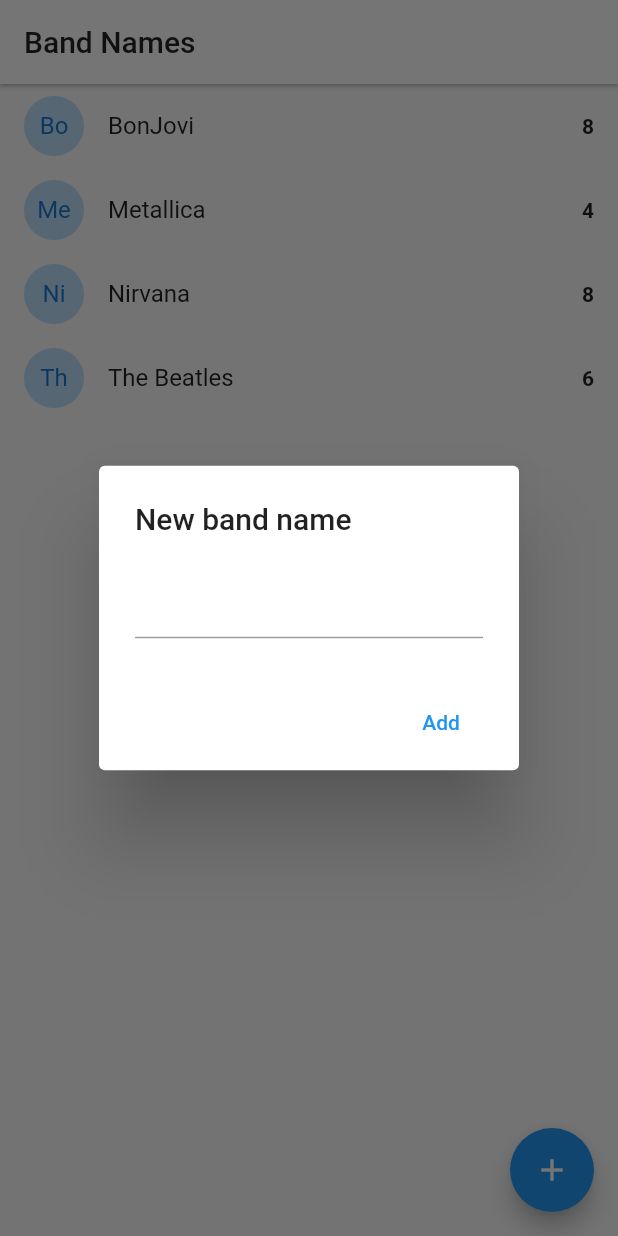
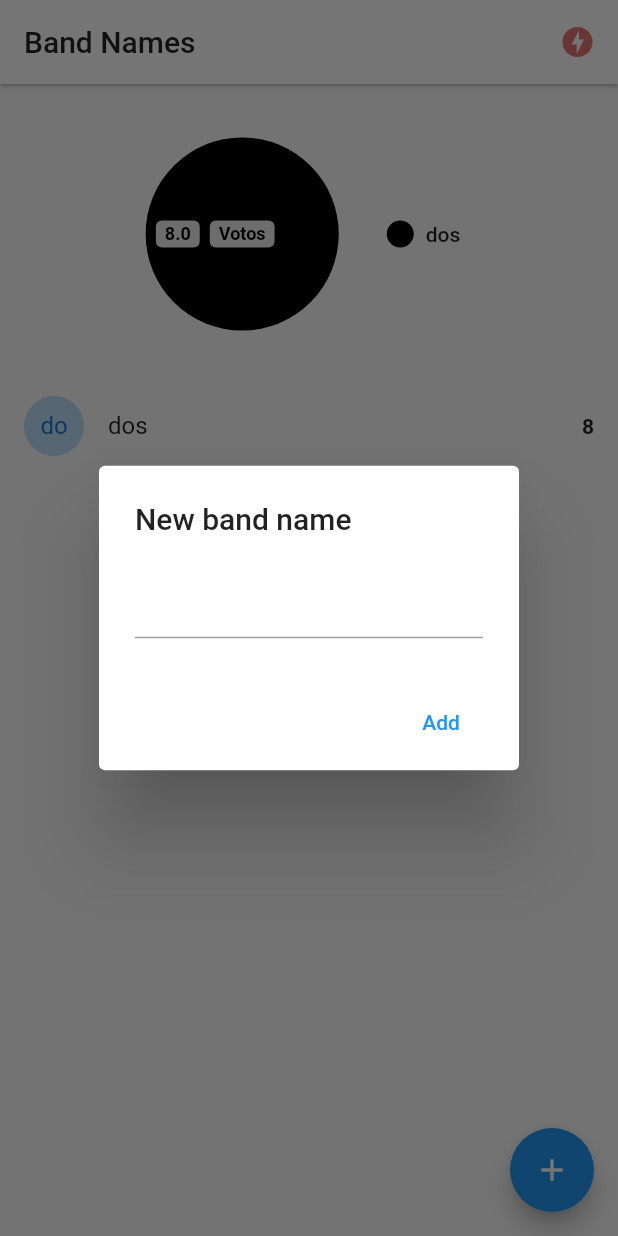
Before and after one commit to internick33/flutter-bandnames-socket, a Flutter app: the screen it shows after launch, after a tap on the "add" icon, on a phone screen of 412 x 824 dp. Run offline on Flutter 3.47's test engine with Material 2 defaults, Android fonts, the phone set to English and light mode, and no system bars; drawn by our look-alikes of pie_chart; our stand-ins replace socket_io_client; network calls fail.

Commit message:
App terminada

```diff
--- a/lib/main.dart
+++ b/lib/main.dart
@@ -1,3 +1,6 @@
+import 'package:band_names/pages/status.dart';
+import 'package:band_names/services/socket_service.dart';
+import 'package:provider/provider.dart';
 import 'package:flutter/material.dart';
 import 'package:band_names/pages/home.dart';
 
@@ -6,11 +9,17 @@ void main() => runApp(MyApp());
 class MyApp extends StatelessWidget {
   @override
   Widget build(BuildContext context) {
-    return MaterialApp(
-      debugShowCheckedModeBanner: false,
-      title: 'Material App',
-      initialRoute: 'home',
-      routes: {'home': (_) => HomePage()},
+    return MultiProvider(
+      providers: [ChangeNotifierProvider(create: (_) => SocketService())],
+      child: MaterialApp(
+        debugShowCheckedModeBanner: false,
+        title: 'Material App',
+        initialRoute: 'home',
+        routes: {
+          'home': (_) => HomePage(),
+          'status': (_) => StatusPage(),
+        },
+      ),
     );
   }
 }
--- a/lib/models/band.dart
+++ b/lib/models/band.dart
@@ -5,6 +5,8 @@ class Band {
 
   Band({required this.id, required this.name, required this.votes});
 
-  factory Band.fromMap(Map<String, dynamic> obj) =>
-      Band(id: obj['id'], name: obj['name'], votes: obj['votes']);
+  factory Band.fromMap(Map<String, dynamic> obj) => Band(
+      id: obj.containsKey('id') ? obj['id'] : 'no-id',
+      name: obj.containsKey('name') ? obj['name'] : 'no-name',
+      votes: obj.containsKey('votes') ? obj['votes'] : 0);
 }
--- a/lib/pages/home.dart
+++ b/lib/pages/home.dart
@@ -5,6 +5,10 @@ import 'dart:io';
 import 'package:band_names/models/band.dart';
 import 'package:flutter/cupertino.dart';
 import 'package:flutter/material.dart';
+import 'package:pie_chart/pie_chart.dart';
+import 'package:provider/provider.dart';
+
+import '../services/socket_service.dart';
 
 class HomePage extends StatefulWidget {
   @override
@@ -12,30 +16,60 @@ class HomePage extends StatefulWidget {
 }
 
 class _HomePageState extends State<HomePage> {
-  List<Band> bands = [
-    Band(id: '1', name: 'BonJovi', votes: 8),
-    Band(id: '2', name: 'Metallica', votes: 4),
-    Band(id: '3', name: 'Nirvana', votes: 8),
-    Band(id: '4', name: 'The Beatles', votes: 6)
-  ];
+  List<Band> bands = [Band(id: 'uno', name: 'dos', votes: 8)];
+
+  @override
+  void initState() {
+    final socketService = Provider.of<SocketService>(context, listen: false);
+    socketService.socket.on('active-bands', _handleActiveBands);
+    super.initState();
+  }
+
+  _handleActiveBands(dynamic payload) {
+    this.bands = (payload as List).map((band) => Band.fromMap(band)).toList();
+    setState(() {});
+  }
+
+  @override
+  void dispose() {
+    final socketService = Provider.of<SocketService>(context, listen: false);
+    socketService.socket.off('active-bands');
+    super.dispose();
+  }
 
   @override
   Widget build(BuildContext context) {
+    final socketService = Provider.of<SocketService>(context);
+
     return Scaffold(
         appBar: AppBar(
           title:
               const Text('Band Names', style: TextStyle(color: Colors.black87)),
           backgroundColor: Colors.white,
           elevation: 1,
+          actions: [
+            Container(
+                margin: EdgeInsets.only(right: 15),
+                child: (socketService.serverStatus == ServerStatus.Online)
+                    ? Icon(Icons.check_circle, color: Colors.blue[300])
+                    : Icon(Icons.offline_bolt, color: Colors.red[300]))
+          ],
         ),
-        body: ListView.builder(
-            itemCount: bands.length,
-            itemBuilder: (context, i) => _bandTile(bands[i])),
+        body: Column(children: [
+          _showGraph(),
+          Expanded(
+            child: ListView.builder(
+                itemCount: bands.length,
+                itemBuilder: (context, i) => _bandTile(bands[i])),
+          ),
+        ]),
         floatingActionButton: FloatingActionButton(
             onPressed: addNewBand, child: const Icon(Icons.add)));
   }
 
   Widget _bandTile(Band band) {
+    final socketService = Provider.of<SocketService>(context, listen: false);
+
     return Dismissible(
       key: Key(band.id),
       background: Container(
@@ -50,9 +84,7 @@ class _HomePageState extends State<HomePage> {
             )),
       ),
       direction: DismissDirection.startToEnd,
-      onDismissed: (direction) {
-        print('direction: $direction');
-      },
+      onDismissed: (_) => socketService.emit('delete-band', {'id': band.id}),
       child: ListTile(
         leading: CircleAvatar(
           backgroundColor: Colors.blue[100],
@@ -63,9 +95,7 @@ class _HomePageState extends State<HomePage> {
           '${band.votes}',
           style: const TextStyle(fontWeight: FontWeight.bold),
         ),
-        onTap: () {
-          print(band.name);
-        },
+        onTap: () => socketService.socket.emit('vote-band', {'id': band.id}),
       ),
     );
   }
@@ -116,12 +146,60 @@ class _HomePageState extends State<HomePage> {
   }
 
   void addBandToList(String name) {
-    print(name);
     if (name.length > 1) {
-      bands.add(new Band(id: DateTime.now().toString(), name: name, votes: 0));
-      setState(() {});
+      final socketService = Provider.of<SocketService>(context, listen: false);
+      socketService.emit('add-band', {'name': name});
     }
 
     Navigator.pop(context);
   }
+
+  Widget _showGraph() {
+    Map<String, double> dataMap = {};
+
+    final List<Color> colorList = [
+      Colors.black,
+      Colors.black12,
+      Colors.pink,
+      Colors.red,
+      Colors.blue
+    ];
+
+    bands.forEach((band) {
+      dataMap.putIfAbsent(band.name, () => band.votes.toDouble());
+    });
+
+    return Container(
+        width: double.infinity,
+        height: 200.0,
+        child: PieChart(
+          dataMap: dataMap,
+          animationDuration: Duration(milliseconds: 800),
+          chartLegendSpacing: 32,
+          chartRadius: MediaQuery.of(context).size.width / 3.2,
+          colorList: colorList,
+          initialAngleInDegree: 0,
+          chartType: ChartType.disc,
+          ringStrokeWidth: 132,
+          centerText: "Votos",
+          legendOptions: const LegendOptions(
+            showLegendsInRow: false,
+            legendPosition: LegendPosition.right,
+            showLegends: true,
+            // legendShape: _BoxShape.circle,
+            legendTextStyle: TextStyle(
+              fontWeight: FontWeight.w500,
+            ),
+          ),
+          chartValuesOptions: const ChartValuesOptions(
+            showChartValueBackground: true,
+            showChartValues: true,
+            showChartValuesInPercentage: false,
+            showChartValuesOutside: false,
+            decimalPlaces: 1,
+          ),
+          // gradientList: ---To add gradient colors---
+          // emptyColorGradient: ---Empty Color gradient---
+        ));
+  }
 }
--- /dev/null
+++ b/lib/services/socket_service.dart
@@ -0,0 +1,56 @@
+import 'package:flutter/material.dart';
+import 'package:socket_io_client/socket_io_client.dart' as IO;
+
+enum ServerStatus { Online, Offline, Connecting }
+
+class SocketService with ChangeNotifier {
+  ServerStatus _serverStatus = ServerStatus.Connecting;
+  late IO.Socket _socket;
+
+  ServerStatus get serverStatus => _serverStatus;
+  IO.Socket get socket => _socket;
+  Function get emit => _socket.emit;
+
+  SocketService() {
+    _initConfig();
+  }
+
+  void _initConfig() {
+    this._socket = IO.io(
+        'http://192.168.100.12:3000/',
+        IO.OptionBuilder()
+            .setTransports(['websocket']) // for Flutter or Dart VM
+            .disableAutoConnect() // disable auto-connection
+            .build());
+    this._socket.connect();
+
+    /* socket.onConnect((_) {
+      _serverStatus = ServerStatus.Online;
+      notifyListeners();
+    });
+
+    socket.onDisconnect((_) {
+      _serverStatus = ServerStatus.Offline;
+      notifyListeners();
+    }); */
+
+    this._socket.on('connect', (_) {
+      _serverStatus = ServerStatus.Online;
+      notifyListeners();
+    });
+
+    this._socket.on('disconnect', (_) {
+      _serverStatus = ServerStatus.Offline;
+      notifyListeners();
+    });
+
+    /* socket.on('nuevo-mensaje', (payload) {
+      print('nuevo mensaje');
+      print('nombre:' + payload['nombre']);
+      print('mensaje:' + payload['mensaje']);
+      print(payload.containsKey('mensaje2')
+          ? payload['mensaje2']
+          : 'No hay mensaje2');
+    }); */
+  }
+}
--- a/pubspec.yaml
+++ b/pubspec.yaml
@@ -34,6 +34,9 @@ dependencies:
   # The following adds the Cupertino Icons font to your application.
   # Use with the CupertinoIcons class for iOS style icons.
   cupertino_icons: ^1.0.2
+  socket_io_client: ^2.0.0
+  provider: ^6.0.3
+  pie_chart: ^5.3.2
 
 dev_dependencies:
   flutter_test:
```
Also changed, not shown: lib/pages/status.dart (added, +28 -0 lines), pubspec.lock.
